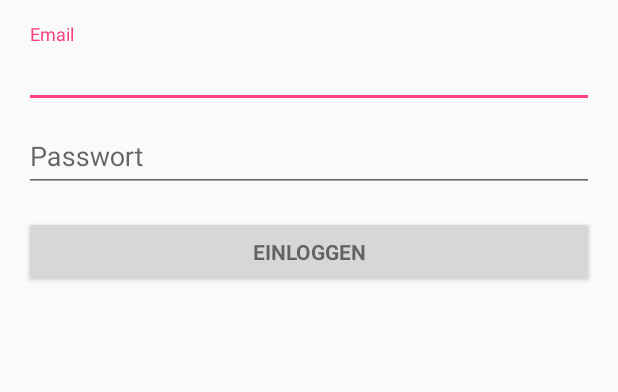
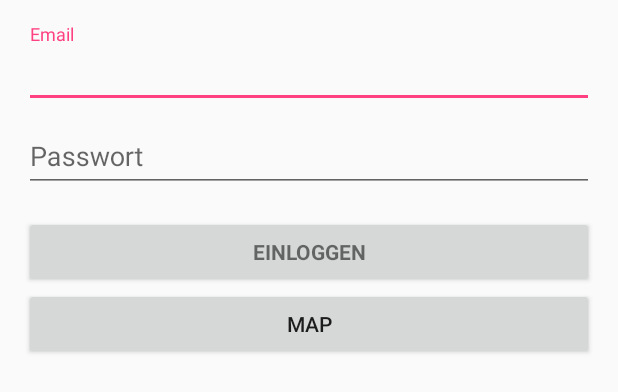
Before and after one commit to FloMi/ReitApp, an Android app: the layout activity_login.xml on its own in the app's theme, with its tools: preview values and no code run, on a phone screen of 412 x 824 dp. Shown: the top 392 px of the screen. Run offline under Robolectric (Android 15) with nearby library versions, the phone set to English and light mode, and no system bars.

Commit message:
login activity ++

```diff
--- a/app/src/main/res/layout/activity_login.xml
+++ b/app/src/main/res/layout/activity_login.xml
@@ -28,7 +28,8 @@
             android:id="@+id/email_login_form"
             android:layout_width="match_parent"
             android:layout_height="wrap_content"
-            android:orientation="vertical">
+            android:orientation="vertical"
+            android:weightSum="1">
 
             <android.support.design.widget.TextInputLayout
                 android:layout_width="match_parent"
@@ -72,6 +73,14 @@
                 android:text="@string/action_sign_in"
                 android:textStyle="bold" />
 
+            <Button
+                android:text="Map"
+                android:layout_width="match_parent"
+                android:layout_height="wrap_content"
+                android:id="@+id/mapButton"
+                android:layout_weight="4.34" />
+
         </LinearLayout>
     </ScrollView>
+
 </LinearLayout>
```
Also changed, not shown: app/src/main/AndroidManifest.xml (+4 -4 lines), app/src/main/java/koegelbauer_mittlboeck_wiesinger/diplomarbeit/htlgrieskirchen/at/reitapp/LoginActivity.java (+20 -4 lines).
